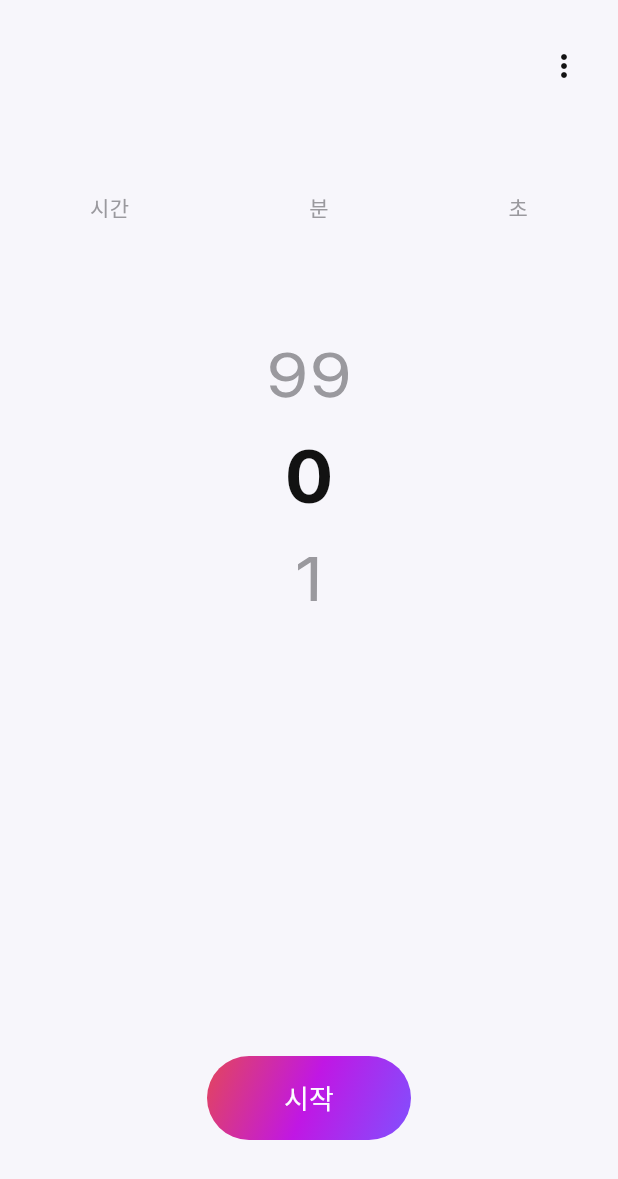
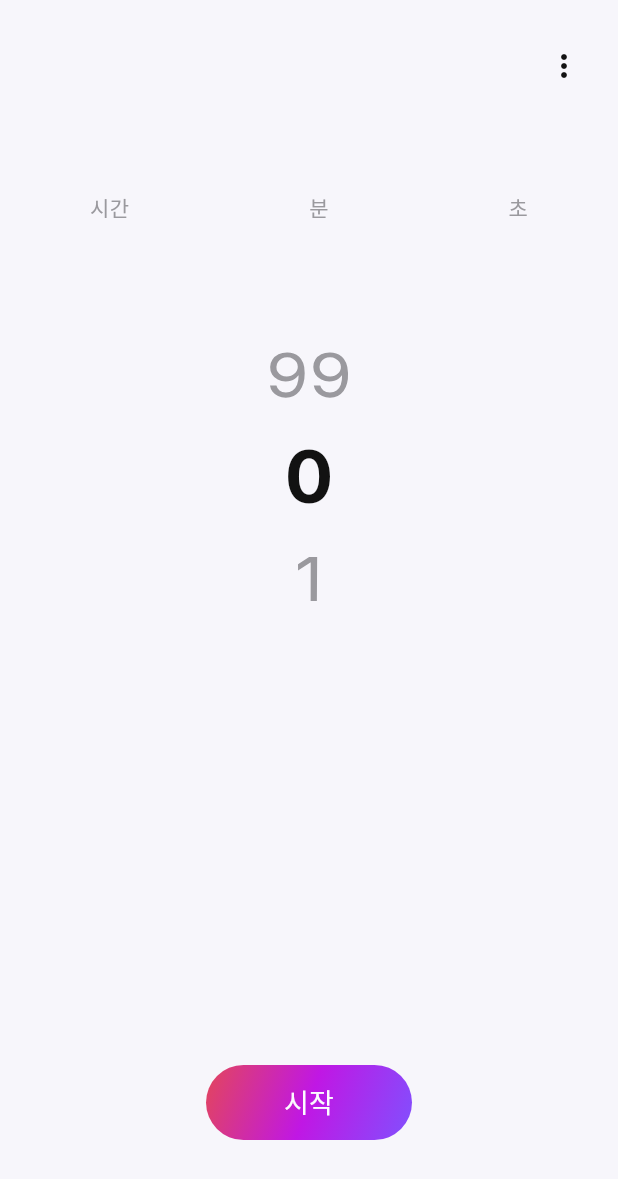
Before and after one commit to chchchchch123c/Clock_App, a Flutter app: the Timer screen opened directly, on a phone screen of 412 x 824 dp. Shown: the top 1179 px of the screen. Run offline on Flutter 3.47's test engine with Material 3 defaults, Android fonts, the phone set to English and light mode, and no system bars.

Commit message:
2025-12-08

```diff
--- a/lib/screens/components/4_timer/timer_start_button.dart
+++ b/lib/screens/components/4_timer/timer_start_button.dart
@@ -9,17 +9,21 @@ class TimerStartButton extends StatelessWidget {
     return Container(
       decoration: BoxDecoration(
           gradient: kPointGradient,
-          borderRadius: BorderRadius.all(Radius.circular(64))
+          borderRadius: BorderRadius.all(Radius.circular(56))
       ),
       child: ElevatedButton(
         style: ElevatedButton.styleFrom(
           backgroundColor: Colors.transparent,
           shadowColor: Colors.transparent,
-          fixedSize: Size(136, 56),
         ),
         onPressed: () {
           // TODO
         },
+        child: Padding(
+          padding: const EdgeInsets.symmetric(
+            horizontal: 28,
+            vertical: 12,
+          ),
           child: Text(
             '시작',
             style: TextStyle(
@@ -29,6 +33,7 @@ class TimerStartButton extends StatelessWidget {
             ),
           ),
         ),
+      ),
     );
   }
 }
```
Lines whose indentation alone changed are shown as unchanged.
